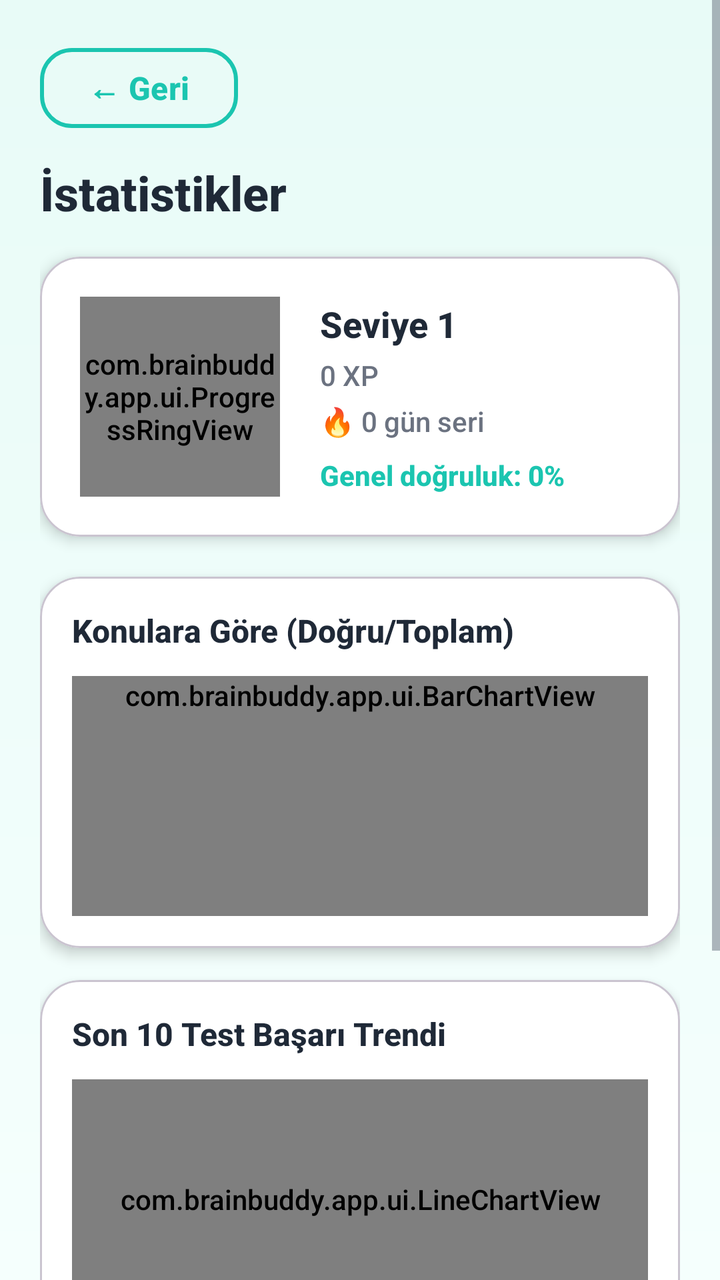
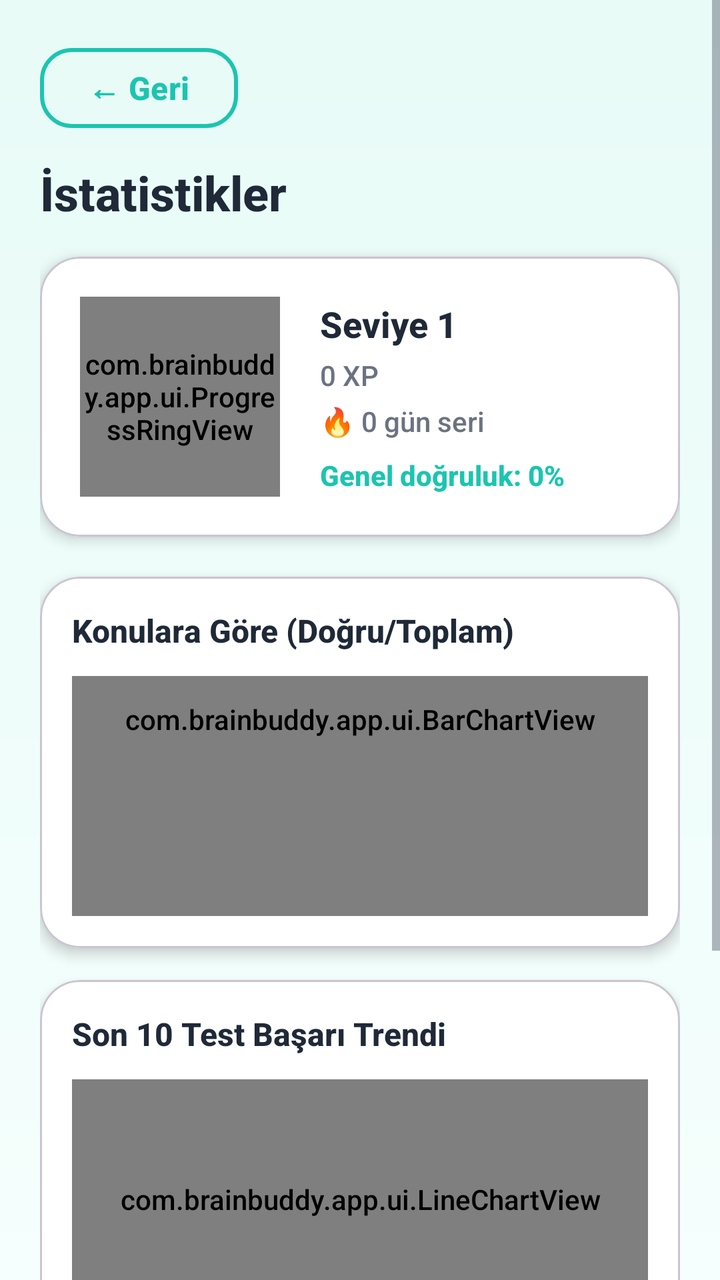

The first picture is an Android layout as it rendered before a commit; the second is the same layout after the commit. The layout source and the unified diff follow.
<!-- AndroidManifest.xml: application theme Theme.BrainBuddy -->
<!-- res/layout/activity_stats.xml -->
<?xml version="1.0" encoding="utf-8"?>
<ScrollView xmlns:android="http://schemas.android.com/apk/res/android"
    xmlns:app="http://schemas.android.com/apk/res-auto"
    xmlns:tools="http://schemas.android.com/tools"
    android:layout_width="match_parent"
    android:layout_height="match_parent"
    android:background="@drawable/bg_gradient"
    android:fillViewport="true">

    <LinearLayout
        android:layout_width="match_parent"
        android:layout_height="wrap_content"
        android:orientation="vertical"
        android:padding="20dp">

        <Button
            android:id="@+id/btnBack"
            style="@style/BBButtonAlt"
            android:layout_width="wrap_content"
            android:layout_height="48dp"
            android:text="@string/btn_back"/>

        <TextView
            android:layout_width="match_parent"
            android:layout_height="wrap_content"
            android:layout_marginTop="12dp"
            android:text="@string/stats_title"
            android:textSize="24sp"
            android:textStyle="bold"
            android:textColor="@color/bb_text"/>

        <com.google.android.material.card.MaterialCardView
            android:layout_width="match_parent"
            android:layout_height="wrap_content"
            app:cardCornerRadius="20dp"
            app:cardElevation="4dp"
            app:cardBackgroundColor="@color/white"
            android:layout_marginTop="16dp">

            <LinearLayout
                android:layout_width="match_parent"
                android:layout_height="wrap_content"
                android:orientation="horizontal"
                android:padding="20dp"
                android:gravity="center_vertical">

                <com.brainbuddy.app.ui.ProgressRingView
                    android:id="@+id/progressRing"
                    android:layout_width="100dp"
                    android:layout_height="100dp"
                    tools:progress="75"/>

                <LinearLayout
                    android:layout_width="0dp"
                    android:layout_height="wrap_content"
                    android:layout_weight="1"
                    android:orientation="vertical"
                    android:layout_marginStart="20dp">

                    <TextView
                        android:id="@+id/tvLevel"
                        android:layout_width="wrap_content"
                        android:layout_height="wrap_content"
                        android:text="Seviye 1"
                        android:textSize="18sp"
                        android:textStyle="bold"
                        android:textColor="@color/bb_text"/>

                    <TextView
                        android:id="@+id/tvXp"
                        android:layout_width="wrap_content"
                        android:layout_height="wrap_content"
                        android:layout_marginTop="4dp"
                        android:text="0 XP"
                        android:textSize="14sp"
                        android:textColor="@color/bb_text_muted"/>

                    <TextView
                        android:id="@+id/tvStreak"
                        android:layout_width="wrap_content"
                        android:layout_height="wrap_content"
                        android:layout_marginTop="4dp"
                        android:text="🔥 0 gün seri"
                        android:textSize="14sp"
                        android:textColor="@color/bb_text_muted"/>

                    <TextView
                        android:id="@+id/tvOverallAccuracy"
                        android:layout_width="wrap_content"
                        android:layout_height="wrap_content"
                        android:layout_marginTop="8dp"
                        android:text="Genel doğruluk: 0%"
                        android:textSize="14sp"
                        android:textColor="@color/bb_primary"
                        android:textStyle="bold"/>
                </LinearLayout>
            </LinearLayout>
        </com.google.android.material.card.MaterialCardView>

        <com.google.android.material.card.MaterialCardView
            android:layout_width="match_parent"
            android:layout_height="wrap_content"
            app:cardCornerRadius="20dp"
            app:cardElevation="4dp"
            app:cardBackgroundColor="@color/white"
            android:layout_marginTop="20dp">

            <LinearLayout
                android:layout_width="match_parent"
                android:layout_height="wrap_content"
                android:orientation="vertical"
                android:padding="16dp">

                <TextView
                    android:layout_width="wrap_content"
                    android:layout_height="wrap_content"
                    android:text="Konulara Göre (Doğru/Toplam)"
                    android:textSize="16sp"
                    android:textStyle="bold"
                    android:textColor="@color/bb_text"/>

                <com.brainbuddy.app.ui.BarChartView
                    android:id="@+id/barChart"
                    android:layout_width="match_parent"
                    android:layout_height="wrap_content"
                    android:layout_marginTop="12dp"
                    android:minHeight="120dp"/>
            </LinearLayout>
        </com.google.android.material.card.MaterialCardView>

        <com.google.android.material.card.MaterialCardView
            android:layout_width="match_parent"
            android:layout_height="wrap_content"
            app:cardCornerRadius="20dp"
            app:cardElevation="4dp"
            app:cardBackgroundColor="@color/white"
            android:layout_marginTop="16dp">

            <LinearLayout
                android:layout_width="match_parent"
                android:layout_height="wrap_content"
                android:orientation="vertical"
                android:padding="16dp">

                <TextView
                    android:layout_width="wrap_content"
                    android:layout_height="wrap_content"
                    android:text="Son 10 Test Başarı Trendi"
                    android:textSize="16sp"
                    android:textStyle="bold"
                    android:textColor="@color/bb_text"/>

                <com.brainbuddy.app.ui.LineChartView
                    android:id="@+id/lineChart"
                    android:layout_width="match_parent"
                    android:layout_height="120dp"
                    android:layout_marginTop="12dp"/>
            </LinearLayout>
        </com.google.android.material.card.MaterialCardView>

        <com.google.android.material.card.MaterialCardView
            android:layout_width="match_parent"
            android:layout_height="wrap_content"
            app:cardCornerRadius="20dp"
            app:cardElevation="4dp"
            app:cardBackgroundColor="@color/white"
            android:layout_marginTop="16dp">

            <LinearLayout
                android:layout_width="match_parent"
                android:layout_height="wrap_content"
                android:orientation="vertical"
                android:padding="16dp">

                <TextView
                    android:layout_width="wrap_content"
                    android:layout_height="wrap_content"
                    android:text="Konu özeti"
                    android:textSize="16sp"
                    android:textStyle="bold"
                    android:textColor="@color/bb_text"/>

                <HorizontalScrollView
                    android:layout_width="match_parent"
                    android:layout_height="wrap_content"
                    android:layout_marginTop="12dp"
                    android:scrollbars="none">

                    <com.google.android.material.chip.ChipGroup
                        android:id="@+id/chipGroupStrong"
                        android:layout_width="wrap_content"
                        android:layout_height="wrap_content"
                        app:singleLine="true"
                        app:chipSpacingHorizontal="8dp"/>
                </HorizontalScrollView>

                <TextView
                    android:layout_width="wrap_content"
                    android:layout_height="wrap_content"
                    android:layout_marginTop="12dp"
                    android:text="Geliştirilecek"
                    android:textSize="14sp"
                    android:textStyle="bold"
                    android:textColor="@color/bb_error"/>

                <HorizontalScrollView
                    android:layout_width="match_parent"
                    android:layout_height="wrap_content"
                    android:layout_marginTop="8dp"
                    android:scrollbars="none">

                    <com.google.android.material.chip.ChipGroup
                        android:id="@+id/chipGroupWeak"
                        android:layout_width="wrap_content"
                        android:layout_height="wrap_content"
                        app:singleLine="true"
                        app:chipSpacingHorizontal="8dp"/>
                </HorizontalScrollView>

                <TextView
                    android:layout_width="wrap_content"
                    android:layout_height="wrap_content"
                    android:layout_marginTop="16dp"
                    android:text="Son testler"
                    android:textSize="16sp"
                    android:textStyle="bold"
                    android:textColor="@color/bb_text"/>

                <androidx.recyclerview.widget.RecyclerView
                    android:id="@+id/recyclerRecentTests"
                    android:layout_width="match_parent"
                    android:layout_height="wrap_content"
                    android:layout_marginTop="8dp"
                    android:nestedScrollingEnabled="false"
                    tools:listitem="@layout/item_stats_test_row"/>
            </LinearLayout>
        </com.google.android.material.card.MaterialCardView>
    </LinearLayout>
</ScrollView>
<!-- res/layout/item_stats_test_row.xml (included above) -->
<?xml version="1.0" encoding="utf-8"?>
<com.google.android.material.card.MaterialCardView xmlns:android="http://schemas.android.com/apk/res/android"
    xmlns:app="http://schemas.android.com/apk/res-auto"
    android:layout_width="match_parent"
    android:layout_height="wrap_content"
    android:layout_marginBottom="8dp"
    app:cardCornerRadius="12dp"
    app:cardElevation="2dp"
    app:cardBackgroundColor="@color/bb_card">

    <LinearLayout
        android:layout_width="match_parent"
        android:layout_height="wrap_content"
        android:orientation="horizontal"
        android:padding="12dp"
        android:gravity="center_vertical">

        <TextView
            android:id="@+id/tvTestIndex"
            android:layout_width="wrap_content"
            android:layout_height="wrap_content"
            android:text="Test 1"
            android:textSize="14sp"
            android:textStyle="bold"
            android:textColor="@color/bb_text"/>

        <View
            android:layout_width="0dp"
            android:layout_height="0dp"
            android:layout_weight="1"/>

        <TextView
            android:id="@+id/tvTestScore"
            android:layout_width="wrap_content"
            android:layout_height="wrap_content"
            android:text="15/20"
            android:textSize="14sp"
            android:textColor="@color/bb_primary"/>
    </LinearLayout>
</com.google.android.material.card.MaterialCardView>
<!-- resources referenced by this layout -->
<resources>
  <color name="bb_card">#FFFFFF</color>
  <color name="bb_error">#FF5252</color>
  <color name="bb_primary">#1BC5B0</color>
  <color name="bb_text">#1F2937</color>
  <color name="bb_text_muted">#6B7280</color>
  <color name="white">#FFFFFF</color>
  <!-- drawable bg_gradient (drawable) -->
  <?xml version="1.0" encoding="utf-8"?>
  <layer-list xmlns:android="http://schemas.android.com/apk/res/android">
      <item>
          <shape>
              <gradient
                  android:angle="270"
                  android:startColor="#E8FBF7"
                  android:endColor="#F5FFFD"/>
          </shape>
      </item>
  </layer-list>
  <string name="btn_back">← Geri</string>
  <string name="stats_title">İstatistikler</string>
  <style name="BBButtonAlt" parent="Widget.Material3.Button.OutlinedButton">
          <item name="android:minHeight">56dp</item>
          <item name="cornerRadius">16dp</item>
          <item name="android:textAllCaps">false</item>
          <item name="android:textColor">@color/bb_primary</item>
          <item name="strokeColor">@color/bb_primary</item>
          <item name="strokeWidth">2dp</item>
      </style>
  <style name="Theme.BrainBuddy" parent="Theme.Material3.DayNight.NoActionBar">
          <item name="colorPrimary">@color/bb_primary</item>
          <item name="colorOnPrimary">@color/white</item>
          <item name="colorSecondary">@color/bb_secondary</item>
          <item name="colorOnSecondary">@color/white</item>
          <item name="colorTertiary">@color/bb_accent</item>
          <item name="colorOnTertiary">@color/black</item>
          <item name="colorError">@color/bb_error</item>
          <item name="colorSurface">@color/bb_bg</item>
          <item name="colorOnSurface">@color/bb_text</item>
          <item name="colorSurfaceContainer">@color/bb_surface_container</item>
          <item name="colorOnSurfaceVariant">@color/bb_text_muted</item>
          <item name="android:windowBackground">@drawable/bg_gradient</item>
          <item name="android:textColorPrimary">@color/bb_text</item>
          <item name="android:textColorSecondary">@color/bb_text_muted</item>
          <item name="materialButtonStyle">@style/BBButton</item>
          <item name="android:fontFamily">sans-serif-medium</item>
      </style>
  <color name="bb_secondary">#00897B</color>
  <color name="bb_accent">#FFC107</color>
  <color name="black">#000000</color>
  <color name="bb_bg">#E8FBF7</color>
  <color name="bb_surface_container">#F0FDF9</color>
  <style name="BBButton" parent="Widget.Material3.Button">
          <item name="android:minHeight">56dp</item>
          <item name="android:paddingStart">24dp</item>
          <item name="android:paddingEnd">24dp</item>
          <item name="cornerRadius">16dp</item>
          <item name="android:textAllCaps">false</item>
          <item name="android:textColor">@color/white</item>
          <item name="android:textSize">16sp</item>
          <item name="android:textStyle">bold</item>
          <item name="backgroundTint">@color/bb_primary</item>
      </style>
</resources>

<!-- the commit's change to res/layout/activity_stats.xml (unified diff, before → after) -->
@@ -124,7 +124,9 @@
                     android:layout_width="match_parent"
                     android:layout_height="wrap_content"
                     android:layout_marginTop="12dp"
-                    android:minHeight="120dp"/>
+                    android:minHeight="120dp"
+                    android:paddingHorizontal="12dp"
+                    android:paddingVertical="12dp"/>
             </LinearLayout>
         </com.google.android.material.card.MaterialCardView>
 
